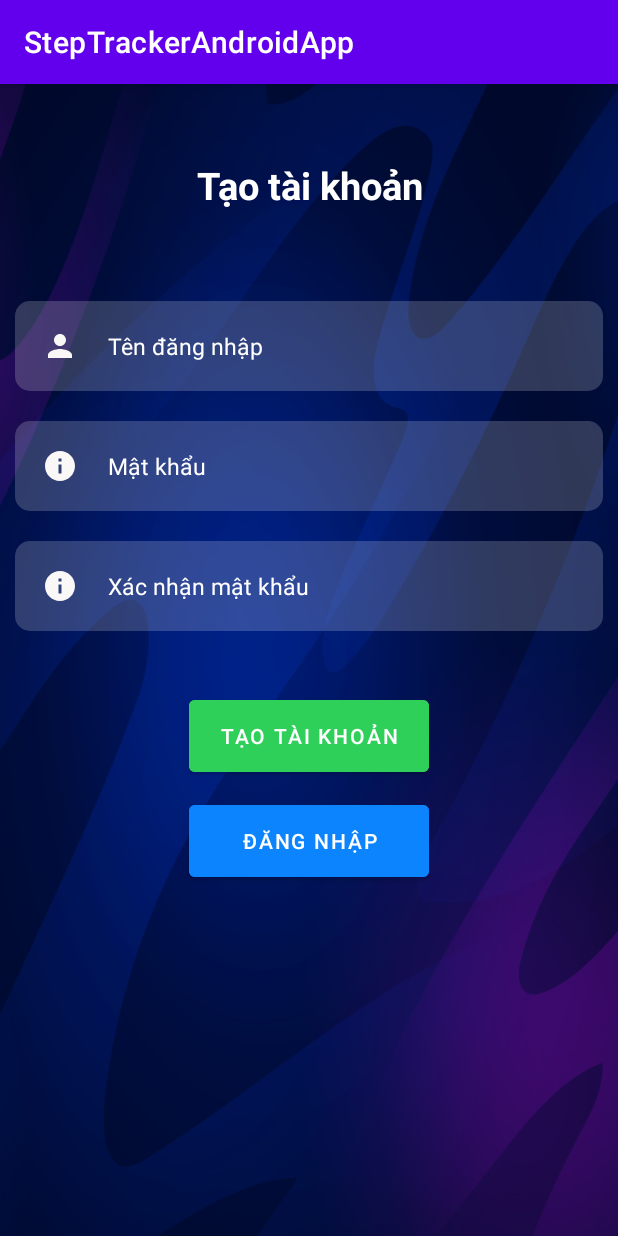
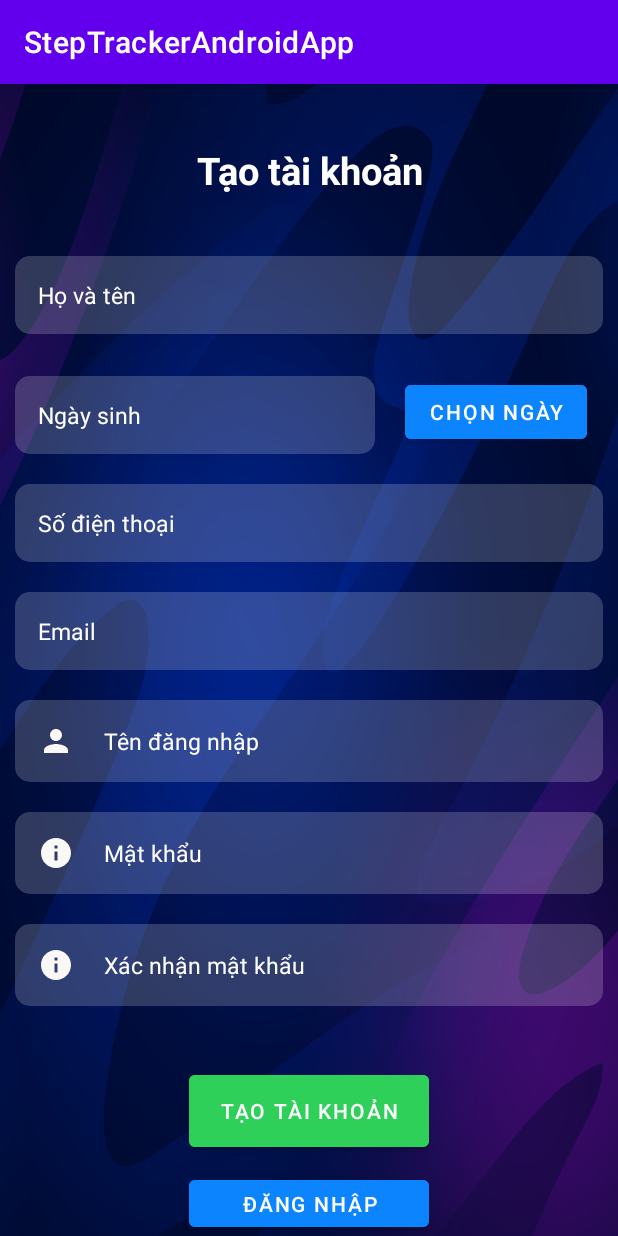
Before and after one commit to nhattien04/LTDD_CS1902_Nhom2, an Android app: the TaoTaiKhoan screen opened directly, with no data from a screen before it, after a tap on "TẠO TÀI KHOẢN", on a phone screen of 412 x 824 dp. Run offline under Robolectric (Android 15) with nearby library versions, the phone set to English and light mode, and no system bars.

Commit message:
updateAndFixDangKy

```diff
--- a/StepTrackerAndroidApp/app/build.gradle
+++ b/StepTrackerAndroidApp/app/build.gradle
@@ -35,4 +35,5 @@ dependencies {
     testImplementation 'junit:junit:4.13.2'
     androidTestImplementation 'androidx.test.ext:junit:1.1.3'
     androidTestImplementation 'androidx.test.espresso:espresso-core:3.4.0'
+    implementation 'com.google.android.material:material:1.5.0'
 }
--- a/StepTrackerAndroidApp/app/src/main/java/com/ltdd/steptrackerandroidapp/MainActivity.java
+++ b/StepTrackerAndroidApp/app/src/main/java/com/ltdd/steptrackerandroidapp/MainActivity.java
@@ -63,7 +63,7 @@ public class MainActivity extends AppCompatActivity {
                 String matKhau = edt_matkhau.getText().toString();
 
                 if (TextUtils.isEmpty(tenDangNhap) || TextUtils.isEmpty(matKhau)) {
-                    Toast.makeText(MainActivity.this, "Cần nhập đầy đủ thông tin các trường!", Toast.LENGTH_LONG).show();
+                    Toast.makeText(MainActivity.this, "Vui lòng nhập đầy đủ thông tin!", Toast.LENGTH_LONG).show();
 
                 } else {
                     Boolean kiemTraTenDangNhap_MatKhau = DB.kiemTraTenDangNhap_MatKhau(tenDangNhap, matKhau);
--- a/StepTrackerAndroidApp/app/src/main/java/com/ltdd/steptrackerandroidapp/TaoTaiKhoan.java
+++ b/StepTrackerAndroidApp/app/src/main/java/com/ltdd/steptrackerandroidapp/TaoTaiKhoan.java
@@ -2,19 +2,28 @@ package com.ltdd.steptrackerandroidapp;
 
 import androidx.appcompat.app.AppCompatActivity;
 
+import android.app.DatePickerDialog;
 import android.content.Intent;
 import android.os.Bundle;
 import android.text.TextUtils;
 import android.view.View;
 import android.widget.Button;
+import android.widget.DatePicker;
 import android.widget.EditText;
 import android.widget.Toast;
 
+import java.text.ParseException;
+import java.text.SimpleDateFormat;
+import java.util.Calendar;
+import java.util.Date;
+
 public class TaoTaiKhoan extends AppCompatActivity {
 
-    EditText edt_ten_dang_nhap, edt_mat_khau, edt_xac_nhan_mat_khau;
-    Button btn_tao_tai_khoan, btn_dang_nhap;
+    EditText edt_ho_va_ten, edt_ngay_sinh, edt_sdt, edt_email,
+            edt_ten_dang_nhap, edt_mat_khau, edt_xac_nhan_mat_khau;
+    Button btn_tao_tai_khoan, btn_dang_nhap, btn_chon_ngay;
     DBHelper DB;
+    boolean flag = true;
 
     @Override
     protected void onCreate(Bundle savedInstanceState) {
@@ -26,17 +35,37 @@ public class TaoTaiKhoan extends AppCompatActivity {
         btn_tao_tai_khoan.setOnClickListener(new View.OnClickListener() {
             @Override
             public void onClick(View view) {
+                String hoVaTen = edt_ho_va_ten.getText().toString();
+                String ngaySinh = edt_ngay_sinh.getText().toString();
+                String sdt = edt_sdt.getText().toString();
+                String email = edt_email.getText().toString();
                 String tenDangNhap = edt_ten_dang_nhap.getText().toString();
                 String matKhau = edt_mat_khau.getText().toString();
                 String xacNhanMatKhau = edt_xac_nhan_mat_khau.getText().toString();
 
-                if (TextUtils.isEmpty(tenDangNhap) || TextUtils.isEmpty(matKhau) || TextUtils.isEmpty(xacNhanMatKhau)) {
-                    Toast.makeText(TaoTaiKhoan.this, "Cần nhập đầy đủ thông tin các trường!", Toast.LENGTH_LONG).show();
+                if (TextUtils.isEmpty(hoVaTen) || TextUtils.isEmpty(ngaySinh) ||
+                        TextUtils.isEmpty(sdt) || TextUtils.isEmpty(email) ||
+                        TextUtils.isEmpty(tenDangNhap) || TextUtils.isEmpty(matKhau) ||
+                        TextUtils.isEmpty(xacNhanMatKhau)) {
+                    Toast.makeText(TaoTaiKhoan.this, "Vui lòng nhập đầy đủ thông tin!", Toast.LENGTH_LONG).show();
                 } else if (matKhau.equals(xacNhanMatKhau)) {
+                    // Chuyen doi ngay
+                    SimpleDateFormat sdf1 = new SimpleDateFormat("dd-MM-yyyy");
+                    java.util.Date date = null;
+                    java.sql.Date sqlNgaySinh = null;
+                    try {
+                        date = sdf1.parse(ngaySinh);
+                        sqlNgaySinh = new java.sql.Date(date.getTime());
+                    } catch (ParseException e) {
+                        Toast.makeText(TaoTaiKhoan.this, "Ngày không hợp lệ, vui lòng kiểm tra lại (dd-MM-yyyy).", Toast.LENGTH_SHORT).show();
+                        flag = false;
+                    }
+
+
                     Boolean kiemTraTenDangNhap = DB.kiemTraTenDangNhap(tenDangNhap);
                     // Kiem tra trong CSDL da co ten dang nhap nay hay chua
-                    if (kiemTraTenDangNhap == false) {
-                        Boolean them = DB.themNguoiDung(tenDangNhap, matKhau);
+                    if (kiemTraTenDangNhap == false && flag == true) {
+                        Boolean them = DB.themNguoiDung(tenDangNhap, hoVaTen, sqlNgaySinh, sdt, email, matKhau);
                         if (them == true) {
                             Toast.makeText(TaoTaiKhoan.this, "Thêm người dùng thành công!", Toast.LENGTH_LONG).show();
                             Intent taoTaiKhoanIntent = new Intent(TaoTaiKhoan.this, TrangChu.class);
@@ -60,9 +89,37 @@ public class TaoTaiKhoan extends AppCompatActivity {
                 startActivity(intent);
             }
         });
+
+        btn_chon_ngay.setOnClickListener(new View.OnClickListener() {
+            @Override
+            public void onClick(View view) {
+                ChonNgay();
+            }
+        });
+    }
+
+    private void ChonNgay() {
+        final Calendar calendar = Calendar.getInstance();
+        int ngay = calendar.get(Calendar.DATE);
+        int thang = calendar.get(Calendar.MONTH);
+        int nam = calendar.get(Calendar.YEAR);
+
+        DatePickerDialog datePickerDialog = new DatePickerDialog(this, new DatePickerDialog.OnDateSetListener() {
+            @Override
+            public void onDateSet(DatePicker view, int year, int month, int dayOfMonth) {
+                calendar.set(year, month, dayOfMonth);
+                SimpleDateFormat simpleDateFormat = new SimpleDateFormat("dd-MM-yyyy");
+                edt_ngay_sinh.setText(simpleDateFormat.format(calendar.getTime()));
+            }
+        }, nam, thang, ngay);
+        datePickerDialog.show();
     }
 
     public void AnhXa() {
+        edt_ho_va_ten = (EditText) findViewById(R.id.edt_hovaten);
+        edt_ngay_sinh = (EditText) findViewById(R.id.edt_ngaysinh);
+        edt_sdt = (EditText) findViewById(R.id.edt_sdt);
+        edt_email = (EditText) findViewById(R.id.edt_email);
         edt_ten_dang_nhap = (EditText) findViewById(R.id.edt_tendangnhap);
         edt_mat_khau = (EditText) findViewById(R.id.edt_matkhau);
         edt_xac_nhan_mat_khau = (EditText) findViewById(R.id.edt_xacnhanmatkhau);
@@ -70,5 +127,6 @@ public class TaoTaiKhoan extends AppCompatActivity {
 
         btn_tao_tai_khoan = (Button) findViewById(R.id.btn_tao_moi);
         btn_dang_nhap = (Button) findViewById(R.id.btn_dang_nhap_bang_tai_khoan_da_co);
+        btn_chon_ngay = (Button) findViewById(R.id.btn_chon_ngay);
     }
 }
--- a/StepTrackerAndroidApp/app/src/main/res/layout/activity_tao_tai_khoan.xml
+++ b/StepTrackerAndroidApp/app/src/main/res/layout/activity_tao_tai_khoan.xml
@@ -12,8 +12,8 @@
         android:id="@+id/tv_taotaikhoan"
         android:layout_width="match_parent"
         android:layout_height="wrap_content"
-        android:layout_marginTop="50dp"
-        android:layout_marginBottom="50dp"
+        android:layout_marginTop="40dp"
+        android:layout_marginBottom="30dp"
         android:gravity="center"
         android:text="Tạo tài khoản"
         android:textColor="@color/white"
@@ -21,7 +21,7 @@
         android:textStyle="bold" />
 
     <EditText
-        android:id="@+id/edt_tendangnhap"
+        android:id="@+id/edt_hovaten"
         android:layout_width="match_parent"
         android:layout_height="wrap_content"
         android:layout_below="@+id/tv_taotaikhoan"
@@ -31,10 +31,97 @@
         android:layout_marginBottom="10dp"
         android:background="@drawable/edittext_format"
         android:backgroundTint="#30ffffff"
+        android:drawablePadding="20dp"
+        android:hint="Họ và tên"
+        android:padding="15dp"
+        android:textColor="@color/white"
+        android:textColorHint="@color/white"
+        android:textSize="15dp" />
+
+    <EditText
+        android:id="@+id/edt_sdt"
+        android:layout_width="match_parent"
+        android:layout_height="wrap_content"
+        android:layout_below="@+id/edt_ngaysinh"
+        android:layout_marginStart="10dp"
+        android:layout_marginTop="10dp"
+        android:layout_marginEnd="10dp"
+        android:layout_marginBottom="10dp"
+        android:background="@drawable/edittext_format"
+        android:backgroundTint="#30ffffff"
+        android:drawablePadding="20dp"
+        android:hint="Số điện thoại"
+        android:padding="15dp"
+        android:textColor="@color/white"
+        android:textColorHint="@color/white"
+        android:textSize="15dp" />
+
+    <EditText
+        android:id="@+id/edt_email"
+        android:layout_width="match_parent"
+        android:layout_height="wrap_content"
+        android:layout_below="@+id/edt_sdt"
+        android:layout_marginStart="10dp"
+        android:layout_marginTop="10dp"
+        android:layout_marginEnd="10dp"
+        android:layout_marginBottom="10dp"
+        android:background="@drawable/edittext_format"
+        android:backgroundTint="#30ffffff"
+        android:drawablePadding="20dp"
+        android:hint="Email"
+        android:padding="15dp"
+        android:textColor="@color/white"
+        android:textColorHint="@color/white"
+        android:textSize="15dp" />
+
+    <EditText
+        android:id="@+id/edt_ngaysinh"
+        android:layout_width="240dp"
+        android:layout_height="wrap_content"
+        android:layout_below="@+id/edt_hovaten"
+        android:layout_marginStart="10dp"
+        android:layout_marginTop="18dp"
+        android:layout_marginEnd="10dp"
+        android:layout_marginBottom="10dp"
+        android:background="@drawable/edittext_format"
+        android:backgroundTint="#30ffffff"
+        android:drawablePadding="20dp"
+        android:hint="Ngày sinh"
+        android:padding="15dp"
+        android:textColor="@color/white"
+        android:textColorHint="@color/white"
+        android:textSize="15dp" />
+
+    <Button
+        android:id="@+id/btn_chon_ngay"
+        android:layout_width="wrap_content"
+        android:layout_height="wrap_content"
+        android:layout_below="@+id/edt_hovaten"
+        android:layout_marginStart="10dp"
+        android:layout_marginTop="18dp"
+        android:layout_marginEnd="10dp"
+        android:layout_marginBottom="10dp"
+        android:layout_toRightOf="@+id/edt_ngaysinh"
+        android:backgroundTint="@color/blue_for_button"
+        android:drawablePadding="20dp"
+        android:text="Chọn ngày"
+        android:textSize="14dp" />
+
+    <EditText
+        android:id="@+id/edt_tendangnhap"
+        android:layout_width="match_parent"
+        android:layout_height="wrap_content"
+        android:layout_below="@+id/edt_email"
+        android:layout_marginStart="10dp"
+        android:layout_marginTop="10dp"
+        android:layout_marginEnd="10dp"
+        android:layout_marginBottom="10dp"
+        android:background="@drawable/edittext_format"
+        android:backgroundTint="#30ffffff"
         android:drawableLeft="@drawable/ic_baseline_person_24"
         android:drawablePadding="20dp"
         android:hint="Tên đăng nhập"
-        android:padding="18dp"
+        android:padding="15dp"
         android:textColor="@color/white"
         android:textColorHint="@color/white"
         android:textSize="15dp" />
@@ -54,10 +141,10 @@
         android:drawablePadding="20dp"
         android:hint="Mật khẩu"
         android:inputType="textPassword"
-        android:padding="18dp"
+        android:padding="15dp"
         android:textColor="@color/white"
         android:textColorHint="@color/white"
-        android:textSize="15dp"/>
+        android:textSize="15dp" />
 
     <EditText
         android:id="@+id/edt_xacnhanmatkhau"
@@ -74,7 +161,7 @@
         android:drawablePadding="20dp"
         android:hint="Xác nhận mật khẩu"
         android:inputType="textPassword"
-        android:padding="18dp"
+        android:padding="15dp"
         android:textColor="@color/white"
         android:textColorHint="@color/white"
         android:textSize="15dp" />
@@ -87,7 +174,8 @@
         android:layout_centerHorizontal="true"
         android:layout_marginTop="30dp"
         android:backgroundTint="@color/green_for_button"
-        android:text="Tạo tài khoản" />
+        android:text="Tạo tài khoản"
+        android:textSize="14dp"/>
 
     <Button
         android:id="@+id/btn_dang_nhap_bang_tai_khoan_da_co"
@@ -97,5 +185,6 @@
         android:layout_centerHorizontal="true"
         android:layout_marginTop="10dp"
         android:backgroundTint="@color/blue_for_button"
-        android:text="Đăng nhập" />
+        android:text="Đăng nhập"
+        android:textSize="14dp"/>
 </RelativeLayout>
--- a/StepTrackerAndroidApp/app/src/main/res/values/strings.xml
+++ b/StepTrackerAndroidApp/app/src/main/res/values/strings.xml
@@ -1,3 +1,6 @@
 <resources>
     <string name="app_name">StepTrackerAndroidApp</string>
+    <string name="action_bao_cao">"Báo cáo</string>
+    <string name="action_trang_chu">Trang chủ</string>
+    <string name="action_nguoi_dung">Người dùng</string>
 </resources>
```
Also changed, not shown: StepTrackerAndroidApp/app/src/main/java/com/ltdd/steptrackerandroidapp/DBHelper.java (+47 -9 lines), StepTrackerAndroidApp/app/src/main/res/layout/activity_trang_chu.xml (+34 -7 lines), StepTrackerAndroidApp/app/src/main/res/menu/menu_bottom_nav.xml (added, +15 -0 lines), StepTrackerAndroidApp/app/src/main/res/drawable/baseline_fact_check_white_48.png (added), StepTrackerAndroidApp/app/src/main/res/drawable/baseline_person_white_48.png (added), StepTrackerAndroidApp/app/src/main/res/drawable/baseline_run_circle_white_48.png (added).
